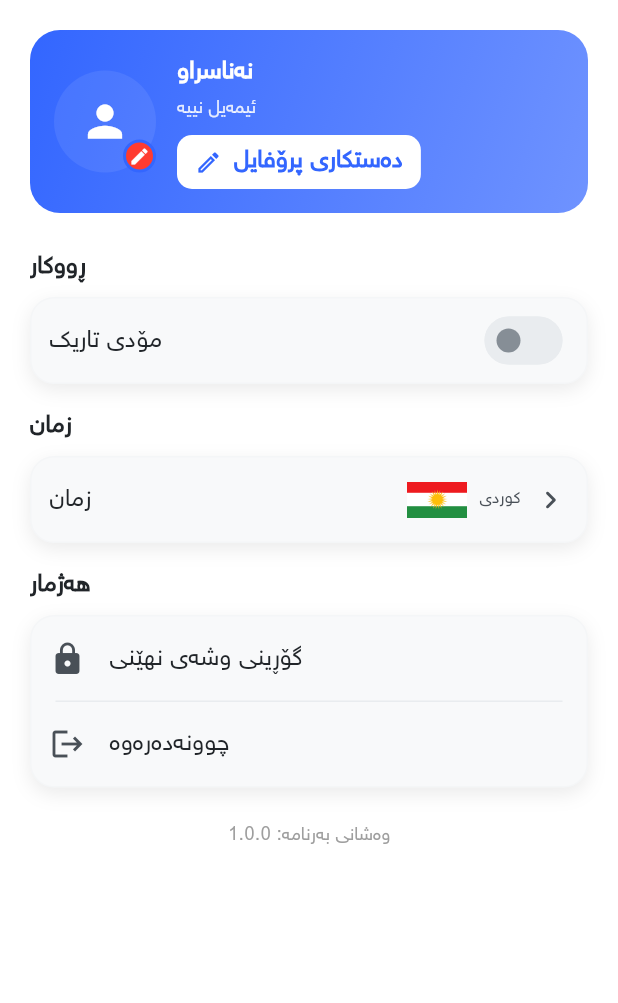
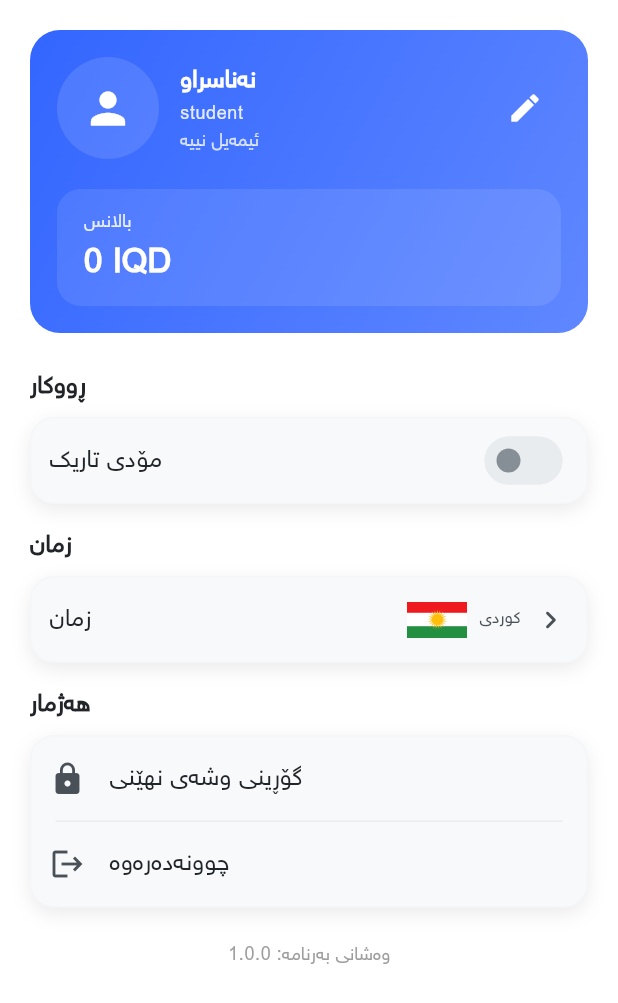
Before and after one commit to DilanGhareeb/teach_flix, a Flutter app: the SettingsPage screen opened directly, after a tap on "چوونەدەرەوە", on a phone screen of 412 x 824 dp. Shown: the top 1003 px of the screen. Run offline on Flutter 3.47's test engine with Material 3 defaults, Android fonts, the light colour scheme and no system bars; our stand-ins replace bloc, cached_network_image, cloud_firestore, dartz, equatable, firebase_auth and 7 more; missing offline and left inert: flutter_kurdish_localization; accounts and stored records are empty; generated files the repository leaves out were written again; network calls fail; statements that could not run were skipped.

Commit message:
Adding the balance section.

```diff
--- /dev/null
+++ b/lib/src/core/utils/formatter.dart
@@ -0,0 +1,15 @@
+class Formatter {
+  String formatIqd(double value) {
+    final intValue = value.toInt();
+    final str = intValue.toString();
+    final buffer = StringBuffer();
+
+    for (int i = 0; i < str.length; i++) {
+      final pos = str.length - i;
+      buffer.write(str[i]);
+      if (pos > 1 && pos % 3 == 1) buffer.write(',');
+    }
+
+    return '${buffer.toString()} IQD';
+  }
+}
--- a/lib/src/fatures/auth/data/datasources/auth_api_datasource.dart
+++ b/lib/src/fatures/auth/data/datasources/auth_api_datasource.dart
@@ -106,13 +106,10 @@ class AuthApiDatasourceImpl implements AuthApiDatasource {
       }
       return Right(UserModel.fromMap(data));
     } on FirebaseAuthException catch (e) {
-      inspect(e);
       return Left(AuthFailure.fromFirebaseAuthCode(e.code));
     } on FirebaseException catch (e) {
-      inspect(e);
       return Left(FirestoreFailure.fromFirebaseCode(e.code));
     } catch (e) {
-      inspect(e);
       return const Left(UnknownFailure());
     }
   }
@@ -141,6 +138,7 @@ class AuthApiDatasourceImpl implements AuthApiDatasource {
         'gender': params.gender,
         'isEmailVerified': cred.user?.emailVerified ?? false,
         'role': 'student',
+        'balance': 0.0,
         'createdAt': now,
         'updatedAt': now,
       };
--- a/lib/src/fatures/auth/data/models/user_model.dart
+++ b/lib/src/fatures/auth/data/models/user_model.dart
@@ -11,6 +11,7 @@ class UserModel extends UserEntity {
     required super.id,
     required super.email,
     required super.name,
+    required super.balance,
     required super.gender,
     required super.isEmailVerified,
     required super.role,
@@ -41,6 +42,7 @@ class UserModel extends UserEntity {
       email: (map['email'] ?? '').toString(),
       name: (map['name'] ?? '').toString(),
       gender: (map['gender'] ?? '').toString(),
+      balance: (map['balance'] as num?)?.toDouble() ?? 0.0,
       profilePictureUrl: map['avatarUrl'] as String?,
       createdAt: parseTimestamp(map['createdAt']),
       updatedAt: parseTimestamp(map['updatedAt']),
@@ -56,6 +58,7 @@ class UserModel extends UserEntity {
     name,
     gender,
     profilePictureUrl,
+    balance,
     createdAt,
     updatedAt,
     isEmailVerified,
--- a/lib/src/fatures/auth/domain/entities/user.dart
+++ b/lib/src/fatures/auth/domain/entities/user.dart
@@ -6,6 +6,7 @@ class UserEntity extends Equatable {
   final String id;
   final String email;
   final String name;
+  final double balance;
   final String gender;
   final String? profilePictureUrl;
   final bool isEmailVerified;
@@ -16,6 +17,7 @@ class UserEntity extends Equatable {
     required this.email,
     required this.name,
     required this.gender,
+    required this.balance,
     this.profilePictureUrl,
     required this.isEmailVerified,
     required this.role,
--- a/lib/src/fatures/common/presentation/pages/main_page.dart
+++ b/lib/src/fatures/common/presentation/pages/main_page.dart
@@ -1,6 +1,7 @@
 import 'package:flutter/material.dart';
 import 'package:salomon_bottom_bar/salomon_bottom_bar.dart';
 import 'package:teach_flix/src/config/app_theme.dart';
+import 'package:teach_flix/src/fatures/dashboard/presentation/pages/dashboard_page.dart';
 import 'package:teach_flix/src/fatures/settings/presentation/pages/settings_page.dart';
 import 'package:teach_flix/src/l10n/app_localizations.dart';
 
@@ -33,7 +34,7 @@ class _MainPageState extends State<MainPage> {
         physics: const BouncingScrollPhysics(),
         onPageChanged: (i) => setState(() => _index = i),
         children: const [
-          _HomePage(),
+          DashboardPage(),
           _LikesPage(),
           _SearchPage(),
           SettingsPage(),
--- /dev/null
+++ b/lib/src/fatures/dashboard/presentation/bloc/dashboard_bloc.dart
@@ -0,0 +1,13 @@
+import 'package:bloc/bloc.dart';
+import 'package:equatable/equatable.dart';
+
+part 'dashboard_event.dart';
+part 'dashboard_state.dart';
+
+class DashboardBloc extends Bloc<DashboardEvent, DashboardState> {
+  DashboardBloc() : super(DashboardInitial()) {
+    on<DashboardEvent>((event, emit) {
+      // TODO: implement event handler
+    });
+  }
+}
--- /dev/null
+++ b/lib/src/fatures/dashboard/presentation/bloc/dashboard_event.dart
@@ -0,0 +1,8 @@
+part of 'dashboard_bloc.dart';
+
+abstract class DashboardEvent extends Equatable {
+  const DashboardEvent();
+
+  @override
+  List<Object> get props => [];
+}
--- /dev/null
+++ b/lib/src/fatures/dashboard/presentation/bloc/dashboard_state.dart
@@ -0,0 +1,9 @@
+part of 'dashboard_bloc.dart';
+
+abstract class DashboardState extends Equatable {
+  const DashboardState();
+
+  @override
+  List<Object> get props => [];
+}
+class DashboardInitial extends DashboardState {}
--- /dev/null
+++ b/lib/src/fatures/dashboard/presentation/pages/dashboard_page.dart
@@ -0,0 +1,182 @@
+import 'package:flutter/material.dart';
+import 'package:flutter_bloc/flutter_bloc.dart';
+import 'package:teach_flix/src/fatures/auth/presentation/bloc/bloc/auth_bloc.dart';
+import 'package:teach_flix/src/l10n/app_localizations.dart';
+
+class DashboardPage extends StatefulWidget {
+  const DashboardPage({super.key});
+
+  @override
+  State<DashboardPage> createState() => _DashboardPageState();
+}
+
+class _DashboardPageState extends State<DashboardPage> {
+  @override
+  Widget build(BuildContext context) {
+    final t = AppLocalizations.of(context)!;
+    final locale = Localizations.localeOf(context);
+
+    final isRtl = ['ckb', 'ar', 'fa', 'ur', 'he'].contains(locale.languageCode);
+
+    return Directionality(
+      textDirection: isRtl ? TextDirection.rtl : TextDirection.ltr,
+      child: Scaffold(
+        body: SafeArea(
+          child: BlocBuilder<AuthBloc, AuthState>(
+            builder: (context, state) {
+              final user = state.user;
+              final name = user?.name ?? t.anonymous;
+              final role = user?.role.name ?? "student";
+              final photo = user?.profilePictureUrl;
+
+              return ListView(
+                padding: const EdgeInsets.all(20),
+                children: [
+                  Row(
+                    children: [
+                      CircleAvatar(
+                        radius: 32,
+                        backgroundImage: photo != null
+                            ? NetworkImage(photo)
+                            : const AssetImage('assets/images/profile.png')
+                                  as ImageProvider,
+                      ),
+                      const SizedBox(width: 16),
+                      Expanded(
+                        child: Column(
+                          crossAxisAlignment: isRtl
+                              ? CrossAxisAlignment.start
+                              : CrossAxisAlignment.end,
+                          children: [
+                            Text(
+                              name,
+                              style: Theme.of(context).textTheme.titleLarge
+                                  ?.copyWith(fontWeight: FontWeight.bold),
+                              overflow: TextOverflow.ellipsis,
+                            ),
+                            const SizedBox(height: 4),
+                            Text(
+                              role[0].toUpperCase() + role.substring(1),
+                              style: Theme.of(context).textTheme.bodyMedium
+                                  ?.copyWith(color: Colors.grey[600]),
+                            ),
+                          ],
+                        ),
+                      ),
+                      IconButton(
+                        icon: const Icon(Icons.notifications_outlined),
+                        onPressed: () {},
+                      ),
+                    ],
+                  ),
+
+                  const SizedBox(height: 20),
+
+                  TextField(
+                    decoration: InputDecoration(
+                      hintText: t.search_courses,
+                      prefixIcon: const Icon(Icons.search),
+                      border: OutlineInputBorder(
+                        borderRadius: BorderRadius.circular(16),
+                        borderSide: BorderSide.none,
+                      ),
+                      filled: true,
+                      fillColor: Theme.of(
+                        context,
+                      ).colorScheme.surfaceContainerHighest,
+                    ),
+                  ),
+
+                  const SizedBox(height: 24),
+
+                  Text(
+                    t.courses,
+                    style: Theme.of(context).textTheme.titleMedium,
+                  ),
+                  const SizedBox(height: 12),
+
+                  GridView.builder(
+                    itemCount: 6,
+                    shrinkWrap: true,
+                    physics: const NeverScrollableScrollPhysics(),
+                    gridDelegate:
+                        const SliverGridDelegateWithFixedCrossAxisCount(
+                          crossAxisCount: 2,
+                          mainAxisSpacing: 12,
+                          crossAxisSpacing: 12,
+                          childAspectRatio: 3 / 4,
+                        ),
+                    itemBuilder: (context, index) {
+                      return _CourseCard(
+                        title: "Course ${index + 1}",
+                        instructor: "Instructor ${index + 1}",
+                      );
+                    },
+                  ),
+                ],
+              );
+            },
+          ),
+        ),
+      ),
+    );
+  }
+}
+
+class _CourseCard extends StatelessWidget {
+  final String title;
+  final String instructor;
+
+  const _CourseCard({required this.title, required this.instructor});
+
+  @override
+  Widget build(BuildContext context) {
+    return Card(
+      elevation: 2,
+      shape: RoundedRectangleBorder(borderRadius: BorderRadius.circular(16)),
+      child: InkWell(
+        borderRadius: BorderRadius.circular(16),
+        onTap: () {},
+        child: Padding(
+          padding: const EdgeInsets.all(12),
+          child: Column(
+            crossAxisAlignment: CrossAxisAlignment.start,
+            children: [
+              Expanded(
+                child: Container(
+                  decoration: BoxDecoration(
+                    color: Colors.blue[100],
+                    borderRadius: BorderRadius.circular(12),
+                  ),
+                  child: const Center(
+                    child: Icon(
+                      Icons.play_circle_outline,
+                      size: 40,
+                      color: Colors.blue,
+                    ),
+                  ),
+                ),
+              ),
+              const SizedBox(height: 12),
+              Text(
+                title,
+                style: Theme.of(
+                  context,
+                ).textTheme.bodyLarge?.copyWith(fontWeight: FontWeight.bold),
+                overflow: TextOverflow.ellipsis,
+              ),
+              const SizedBox(height: 4),
+              Text(
+                instructor,
+                style: Theme.of(
+                  context,
+                ).textTheme.bodySmall?.copyWith(color: Colors.grey[600]),
+                overflow: TextOverflow.ellipsis,
+              ),
+            ],
+          ),
+        ),
+      ),
+    );
+  }
+}
--- a/lib/src/fatures/settings/presentation/pages/settings_page.dart
+++ b/lib/src/fatures/settings/presentation/pages/settings_page.dart
@@ -75,6 +75,7 @@ class _SettingsPageState extends State<SettingsPage> {
 
               final user = userState.user;
               final name = user?.name ?? t.anonymous;
+              final balance = user?.balance ?? 0.0;
               final email = user?.email ?? t.no_email;
               final photo = user?.profilePictureUrl;
 
@@ -82,11 +83,12 @@ class _SettingsPageState extends State<SettingsPage> {
                 child: ListView(
                   padding: const EdgeInsets.fromLTRB(20, 20, 20, 28),
                   children: [
-                    /// ACCOUNT HEADER CARD
                     AccountHeaderCard(
                       name: name,
                       email: email,
                       photoUrl: photo,
+                      balance: balance,
+                      role: user?.role.name ?? "student",
                       onEditProfile: () {
                         Navigator.of(context).push(
                           MaterialPageRoute(
@@ -162,7 +164,6 @@ class _SettingsPageState extends State<SettingsPage> {
 
                     const SizedBox(height: 16),
 
-                    /// ACCOUNT & SECURITY
                     Text(t.account, style: theme.textTheme.titleMedium),
                     const SizedBox(height: 8),
                     SectionCard(
@@ -198,7 +199,7 @@ class _SettingsPageState extends State<SettingsPage> {
                       child: Text(
                         t.app_version('1.0.0'),
                         style: theme.textTheme.bodySmall?.copyWith(
-                          color: const Color(0xFF9E9E9E), // grey600
+                          color: const Color(0xFF9E9E9E),
                         ),
                       ),
                     ),
--- a/lib/src/fatures/settings/presentation/widgets/action_header_card.dart
+++ b/lib/src/fatures/settings/presentation/widgets/action_header_card.dart
@@ -1,47 +1,54 @@
 import 'package:cached_network_image/cached_network_image.dart';
 import 'package:flutter/material.dart';
+import 'package:teach_flix/src/core/utils/formatter.dart';
 import 'package:teach_flix/src/l10n/app_localizations.dart';
 
 class AccountHeaderCard extends StatelessWidget {
   const AccountHeaderCard({
     super.key,
     required this.name,
+    required this.role,
     required this.email,
+    required this.balance,
     required this.photoUrl,
     required this.onEditProfile,
   });
 
   final String name;
+  final String role;
   final String email;
   final String? photoUrl;
+  final double balance;
   final VoidCallback onEditProfile;
 
   @override
   Widget build(BuildContext context) {
     final theme = Theme.of(context);
+    final formatter = Formatter();
 
     return Container(
       decoration: BoxDecoration(
         gradient: LinearGradient(
           colors: [
             theme.colorScheme.primary,
-            theme.colorScheme.primary.withAlpha(
-              180,
-            ), // softer end without withOpacity
+            theme.colorScheme.primary.withAlpha(200),
           ],
           begin: Alignment.topLeft,
           end: Alignment.bottomRight,
         ),
         borderRadius: BorderRadius.circular(20),
       ),
-      padding: const EdgeInsets.fromLTRB(16, 16, 16, 16),
-      child: Row(
+      padding: const EdgeInsets.all(18),
+      child: Column(
+        crossAxisAlignment: CrossAxisAlignment.start,
         children: [
-          Stack(
+          /// Top Row with Avatar + Info + Edit
+          Row(
+            crossAxisAlignment: CrossAxisAlignment.center,
             children: [
               CircleAvatar(
                 radius: 34,
-                backgroundColor: theme.colorScheme.onPrimary.withAlpha(20),
+                backgroundColor: theme.colorScheme.onPrimary.withAlpha(30),
                 backgroundImage: (photoUrl != null && photoUrl!.isNotEmpty)
                     ? CachedNetworkImageProvider(photoUrl!)
                     : null,
@@ -53,31 +60,8 @@ class AccountHeaderCard extends StatelessWidget {
                       )
                     : null,
               ),
-              Positioned(
-                bottom: 0,
-                right: 0,
-                child: Container(
-                  width: 22,
-                  height: 22,
-                  decoration: BoxDecoration(
-                    color: theme.colorScheme.secondary,
-                    borderRadius: BorderRadius.circular(11),
-                    border: Border.all(
-                      width: 2,
-                      color: theme.colorScheme.primary,
-                    ),
-                  ),
-                  child: const Icon(Icons.edit, size: 14, color: Colors.white),
-                ),
-              ),
-            ],
-          ),
               const SizedBox(width: 14),
               Expanded(
-            child: DefaultTextStyle(
-              style: theme.textTheme.bodyMedium!.copyWith(
-                color: theme.colorScheme.onPrimary,
-              ),
                 child: Column(
                   crossAxisAlignment: CrossAxisAlignment.start,
                   children: [
@@ -87,41 +71,63 @@ class AccountHeaderCard extends StatelessWidget {
                       overflow: TextOverflow.ellipsis,
                       style: theme.textTheme.titleMedium?.copyWith(
                         color: theme.colorScheme.onPrimary,
-                      fontWeight: FontWeight.w600,
+                        fontWeight: FontWeight.w700,
                       ),
                     ),
-                  const SizedBox(height: 4),
+                    const SizedBox(height: 2),
+                    Text(
+                      role,
+                      style: theme.textTheme.bodySmall?.copyWith(
+                        color: theme.colorScheme.onPrimary.withAlpha(220),
+                        fontWeight: FontWeight.w500,
+                      ),
+                    ),
+                    const SizedBox(height: 2),
                     Text(
                       email,
                       maxLines: 1,
                       overflow: TextOverflow.ellipsis,
                       style: theme.textTheme.bodySmall?.copyWith(
-                      color: theme.colorScheme.onPrimary.withAlpha(220),
-                    ),
-                  ),
-                  const SizedBox(height: 10),
-                  SizedBox(
-                    height: 36,
-                    child: ElevatedButton.icon(
-                      style: ElevatedButton.styleFrom(
-                        backgroundColor: theme.colorScheme.onPrimary,
-                        foregroundColor: theme.colorScheme.primary,
-                        padding: const EdgeInsets.symmetric(horizontal: 12),
-                        shape: RoundedRectangleBorder(
-                          borderRadius: BorderRadius.circular(10),
-                        ),
-                        elevation: 0,
-                      ),
-                      onPressed: onEditProfile,
-                      icon: const Icon(Icons.edit_outlined, size: 18),
-                      label: Text(
-                        AppLocalizations.of(context)!.edit_profile,
-                        style: const TextStyle(fontWeight: FontWeight.w600),
-                      ),
+                        color: theme.colorScheme.onPrimary.withAlpha(200),
                       ),
                     ),
                   ],
                 ),
+              ),
+              IconButton(
+                onPressed: onEditProfile,
+                icon: Icon(Icons.edit, color: theme.colorScheme.onPrimary),
+              ),
+            ],
+          ),
+          const SizedBox(height: 20),
+
+          /// Balance section
+          Container(
+            width: double.infinity,
+            padding: const EdgeInsets.symmetric(vertical: 14, horizontal: 18),
+            decoration: BoxDecoration(
+              color: theme.colorScheme.onPrimary.withAlpha(25),
+              borderRadius: BorderRadius.circular(16),
+            ),
+            child: Column(
+              crossAxisAlignment: CrossAxisAlignment.start,
+              children: [
+                Text(
+                  AppLocalizations.of(context)!.balance,
+                  style: theme.textTheme.bodySmall?.copyWith(
+                    color: theme.colorScheme.onPrimary.withAlpha(220),
+                  ),
+                ),
+                const SizedBox(height: 6),
+                Text(
+                  formatter.formatIqd(balance),
+                  style: theme.textTheme.titleLarge?.copyWith(
+                    color: theme.colorScheme.onPrimary,
+                    fontWeight: FontWeight.bold,
+                  ),
+                ),
+              ],
             ),
           ),
         ],
--- a/lib/src/l10n/app_ckb.arb
+++ b/lib/src/l10n/app_ckb.arb
@@ -62,5 +62,8 @@
   "name_hint": "ناو بنوسە",
   "name_required": "ناو پێویستە",
   "name_too_short": "ناو زۆر کورتە",
-  "save_changes": "گۆڕانکارییەکان پاشەکەوت بکە"
+  "save_changes": "گۆڕانکارییەکان پاشەکەوت بکە",
+  "courses": "کۆرسەکان",
+  "search_courses": "گەڕان بە ناو کۆرسەکان",
+  "balance": "بالانس"
 }
--- a/lib/src/l10n/app_en.arb
+++ b/lib/src/l10n/app_en.arb
@@ -257,5 +257,17 @@
   "save_changes": "Save Changes",
   "@save_changes": {
     "description": "Label for saving changes"
+  },
+  "courses": "Courses",
+  "@courses": {
+    "description": "Label for the courses section"
+  },
+  "search_courses": "Search courses",
+  "@search_courses": {
+    "description": "Placeholder text for searching courses"
+  },
+  "balance": "Balance",
+  "@balance": {
+    "description": "Label displaying the user's balance"
   }
 }
--- a/lib/src/l10n/app_localizations.dart
+++ b/lib/src/l10n/app_localizations.dart
@@ -475,6 +475,24 @@ abstract class AppLocalizations {
   /// In en, this message translates to:
   /// **'Save Changes'**
   String get save_changes;
+
+  /// Label for the courses section
+  ///
+  /// In en, this message translates to:
+  /// **'Courses'**
+  String get courses;
+
+  /// Placeholder text for searching courses
+  ///
+  /// In en, this message translates to:
+  /// **'Search courses'**
+  String get search_courses;
+
+  /// Label displaying the user's balance
+  ///
+  /// In en, this message translates to:
+  /// **'Balance'**
+  String get balance;
 }
 
 class _AppLocalizationsDelegate
--- a/lib/src/l10n/app_localizations_ckb.dart
+++ b/lib/src/l10n/app_localizations_ckb.dart
@@ -207,4 +207,13 @@ class AppLocalizationsCkb extends AppLocalizations {
 
   @override
   String get save_changes => 'گۆڕانکارییەکان پاشەکەوت بکە';
+
+  @override
+  String get courses => 'کۆرسەکان';
+
+  @override
+  String get search_courses => 'گەڕان بە ناو کۆرسەکان';
+
+  @override
+  String get balance => 'بالانس';
 }
--- a/lib/src/l10n/app_localizations_en.dart
+++ b/lib/src/l10n/app_localizations_en.dart
@@ -201,4 +201,13 @@ class AppLocalizationsEn extends AppLocalizations {
 
   @override
   String get save_changes => 'Save Changes';
+
+  @override
+  String get courses => 'Courses';
+
+  @override
+  String get search_courses => 'Search courses';
+
+  @override
+  String get balance => 'Balance';
 }
--- a/lib/src/service_locator.dart
+++ b/lib/src/service_locator.dart
@@ -28,11 +28,9 @@ import 'package:teach_flix/src/fatures/settings/presentation/bloc/settings_bloc.
 final sl = GetIt.instance;
 
 Future<void> setupServiceLocator() async {
-  // --- Core Firebase ---
   sl.registerLazySingleton(() => FirebaseAuth.instance);
   sl.registerLazySingleton(() => FirebaseFirestore.instance);
 
-  // --- Auth graph ---
   sl.registerLazySingleton<AuthApiDatasource>(
     () => AuthApiDatasourceImpl(
       fireStore: sl<FirebaseFirestore>(),
@@ -73,13 +71,11 @@ Future<void> setupServiceLocator() async {
     () => AppPreferenceRepositoryImpl(sl<AppPreferenceLocal>()),
   );
 
-  // Use cases
   sl.registerFactory(() => GetLanguageCode(sl<AppPreferenceRepository>()));
   sl.registerFactory(() => GetTheme(sl<AppPreferenceRepository>()));
   sl.registerFactory(() => ChangeLanguageCode(sl<AppPreferenceRepository>()));
   sl.registerFactory(() => ChangeTheme(sl<AppPreferenceRepository>()));
 
-  // Bloc
   sl.registerFactory(
     () => SettingsBloc(
       getLanguageCode: sl(),
```
Lines whose indentation alone changed are shown as unchanged.
